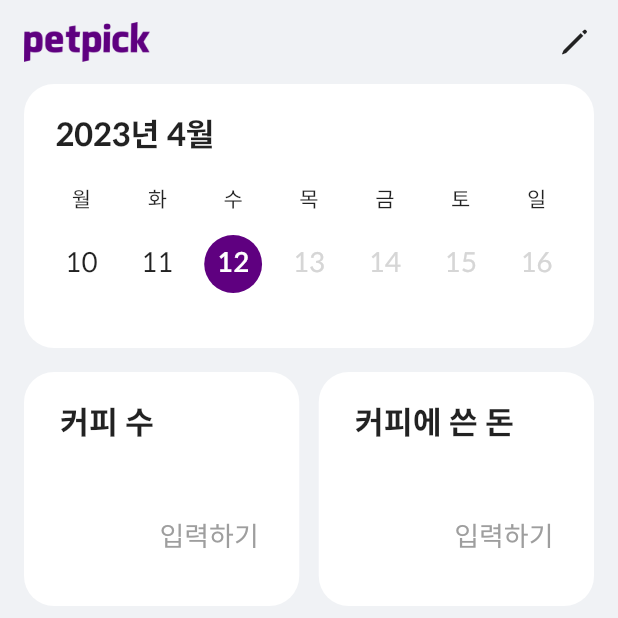
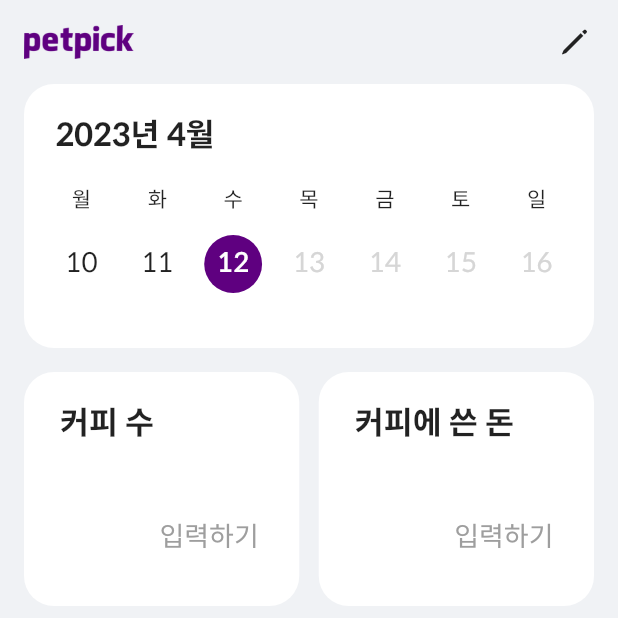
Before and after one commit to hhamja/nocoffee, a Flutter app: the HomeRecordPage screen opened by its route, on a phone screen of 412 x 824 dp, the top half of it. Run offline on Flutter 3.47's test engine with Material 2 defaults, Android fonts, the phone set to English and light mode, and no system bars; drawn by our look-alikes of table_calendar; our stand-ins replace auto_route, currency_text_input_formatter, fl_chart, flutter_riverpod, fluttertoast, freezed_annotation and 3 more; accounts and stored records are empty.

Commit message:
Edit - 앱바 글시 크기 수정

```diff
--- a/lib/src/config/theme/app_theme.dart
+++ b/lib/src/config/theme/app_theme.dart
@@ -18,12 +18,12 @@ class AppThemeData {
     appBarTheme: const AppBarTheme(
       titleTextStyle: TextStyle(
         color: TEXT_COLOR,
-        fontSize: 18,
+        fontSize: 22,
         fontWeight: FontWeight.bold,
       ),
       toolbarTextStyle: TextStyle(
         color: TEXT_COLOR,
-        fontSize: 18,
+        fontSize: 22,
         fontWeight: FontWeight.bold,
       ),
       elevation: 0,
--- a/lib/src/features/coffee/presentation/screen/home_record_page/home_record_page.dart
+++ b/lib/src/features/coffee/presentation/screen/home_record_page/home_record_page.dart
@@ -102,7 +102,7 @@ class _HomeRecordPageState extends ConsumerState<HomeRecordPage> {
       backgroundColor: const Color(0xFFf0f2f5),
       appBar: AppBar(
         backgroundColor: const Color(0xFFf0f2f5),
-        leadingWidth: 100,
+        leadingWidth: 89,
         leading: Padding(
           padding: const EdgeInsets.only(left: 16),
           child: Image.asset(
```
